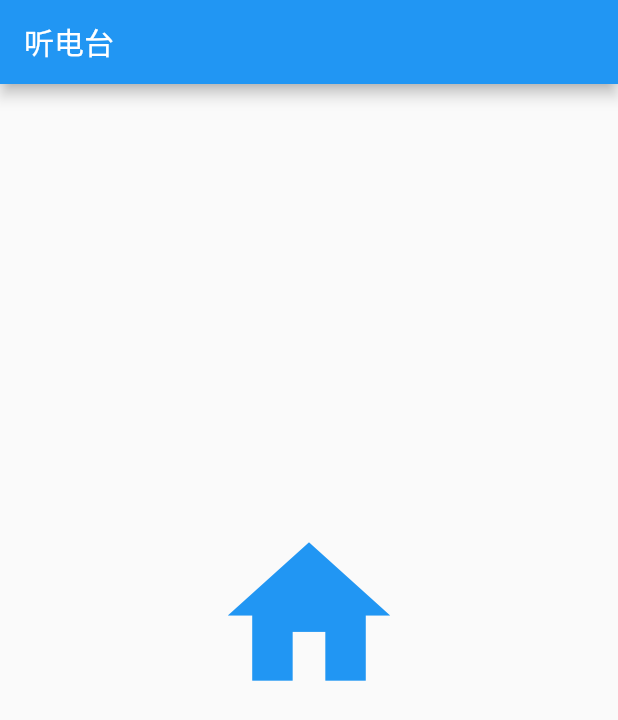
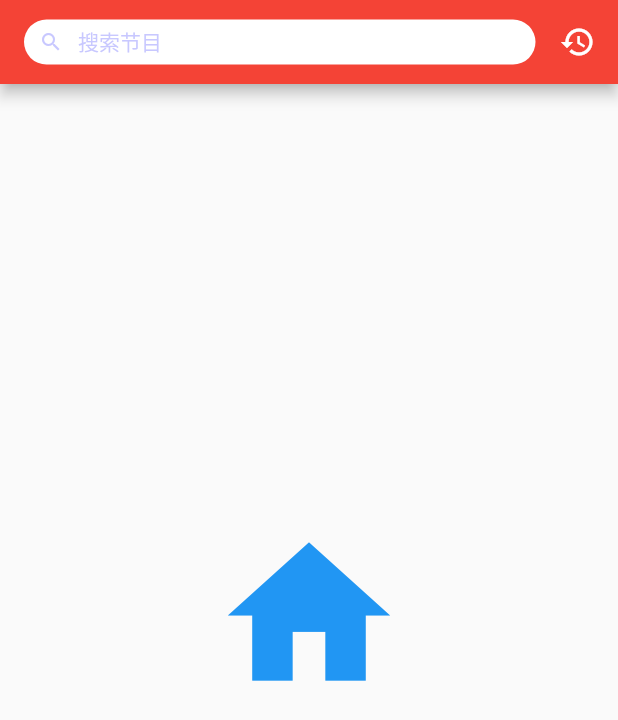
Before and after one commit to blinkMyEyesConsciously/flutter_ximalaya, a Flutter app: the screen it shows after launch, on a phone screen of 412 x 824 dp. Shown: the top 720 px of the screen. Run offline on Flutter 3.47's test engine with Material 2 defaults, Android fonts, the phone set to English and light mode, and no system bars.

Commit message:
导航栏

```diff
--- a/lib/page/Home.dart
+++ b/lib/page/Home.dart
@@ -1,22 +1,78 @@
 import 'package:flutter/material.dart';
+
 // todo 首页
-class HomePageWidget extends StatefulWidget{
+class HomePageWidget extends StatefulWidget {
   @override
   State<StatefulWidget> createState() {
-    return  HomePageWidgetState();
+    return HomePageWidgetState();
   }
 }
 
-class HomePageWidgetState extends State<HomePageWidget>{
+class HomePageWidgetState extends State<HomePageWidget> {
   @override
   Widget build(BuildContext context) {
     return new Scaffold(
       appBar: new AppBar(
-        title: new Text('听电台'),
+        backgroundColor: Colors.red,
+        title: SearchWidget(),
+        automaticallyImplyLeading: false,
+        actions: <Widget>[
+          Center(
+            child: Padding(
+              padding: EdgeInsets.fromLTRB(0, 0, 15, 0),
+              child: Icon(Icons.history),
+            ),
+          ),
+        ],
       ),
       body: new Center(
-        child: Icon(Icons.home,size: 130.0,color: Colors.blue,),
+        child: Icon(
+          Icons.home,
+          size: 130.0,
+          color: Colors.blue,
+        ),
       ),
     );
   }
 }
+
+class SearchWidget extends StatefulWidget {
+  @override
+  State<StatefulWidget> createState() {
+    // TODO: implement createState
+    return _SearchWidgetState();
+  }
+}
+
+class _SearchWidgetState extends State<SearchWidget> {
+  @override
+  Widget build(BuildContext context) {
+    // TODO: implement build
+    return Container(
+      height: 30,
+      decoration: BoxDecoration(
+          color: Colors.white,
+          borderRadius: BorderRadius.all(Radius.circular(15.0))),
+      child: Padding(
+        padding: EdgeInsets.fromLTRB(10, 0, 0, 0),
+        child: Row(
+          children: <Widget>[
+            Icon(
+              Icons.search,
+              size: 16,
+              color: Color(
+                0x7A8B8BFF,
+              ),
+            ),
+            Padding(
+              child: Text('搜索节目',
+                  textAlign: TextAlign.center,
+                  style: TextStyle(color: Color(0x7A8B8BFF), fontSize: 14)),
+              padding: EdgeInsets.fromLTRB(10, 0, 0, 0),
+            )
+          ],
+        ),
+      ),
+    );
+  }
+}
```
